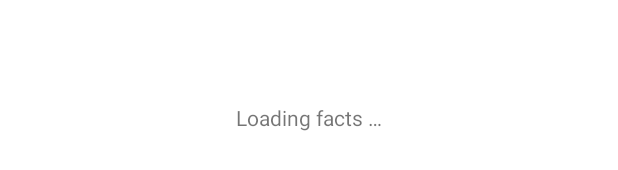
After one commit to sandiparmal/Android-Kotlin-MVVM-DataBinding-Retrofit, an Android app: the layout facts_fragment.xml on its own in the app's theme, with its tools: preview values and no code run, on a phone screen of 412 x 824 dp. The commit adds this screen. Shown: the part 500-670 px from the top of the screen. Run offline under Robolectric (Android 15) with nearby library versions, the phone set to English and light mode, and no system bars.

Commit message:
Added Recyclerview for fact list and Cardview for Fact List item with data binding in layouts

```diff
--- /dev/null
+++ b/app/src/main/res/layout/facts_fragment.xml
@@ -0,0 +1,50 @@
+<?xml version="1.0" encoding="utf-8"?>
+<layout xmlns:android="http://schemas.android.com/apk/res/android"
+    xmlns:app="http://schemas.android.com/apk/res-auto">
+
+    <data>
+
+        <variable
+            name="isLoading"
+            type="boolean" />
+    </data>
+
+    <android.support.v4.widget.SwipeRefreshLayout
+        android:id="@+id/simpleSwipeRefreshLayout"
+        android:layout_width="match_parent"
+        android:layout_height="wrap_content">
+
+        <LinearLayout
+            android:layout_width="match_parent"
+            android:layout_height="match_parent"
+            android:background="@color/cardview_light_background"
+            android:orientation="vertical">
+
+            <TextView
+                android:id="@+id/loading_projects"
+                android:layout_width="match_parent"
+                android:layout_height="match_parent"
+                android:gravity="center_vertical|center_horizontal"
+                android:text="@string/loading_projects"
+                android:textAlignment="center"
+                app:visibleGone="@{isLoading}" />
+
+            <LinearLayout
+                android:layout_width="match_parent"
+                android:layout_height="match_parent"
+                android:background="@color/cardview_light_background"
+                android:orientation="vertical"
+                app:visibleGone="@{!isLoading}">
+
+                <android.support.v7.widget.RecyclerView
+                    android:id="@+id/facts_list"
+                    android:layout_width="match_parent"
+                    android:layout_height="match_parent"
+                    android:contentDescription="@string/facts_list"
+                    app:layoutManager="android.support.v7.widget.LinearLayoutManager" />
+
+            </LinearLayout>
+
+        </LinearLayout>
+    </android.support.v4.widget.SwipeRefreshLayout>
+</layout>
--- a/app/src/main/res/values/colors.xml
+++ b/app/src/main/res/values/colors.xml
@@ -1,6 +1,8 @@
 <?xml version="1.0" encoding="utf-8"?>
 <resources>
-    <color name="colorPrimary">#3F51B5</color>
-    <color name="colorPrimaryDark">#303F9F</color>
-    <color name="colorAccent">#FF4081</color>
+    <color name="colorPrimary">#3F5572</color>
+    <color name="colorPrimaryDark">#3F5572</color>
+    <color name="colorAccent">#D4DCF8</color>
+    <color name="color_title">#0000FF</color>
+    <color name="description_black">#000000</color>
 </resources>
--- a/app/src/main/res/values/strings.xml
+++ b/app/src/main/res/values/strings.xml
@@ -1,3 +1,5 @@
 <resources>
     <string name="app_name">Kotlin MVVM Sample</string>
+    <string name="loading_projects">Loading facts …</string>
+    <string name="facts_list">Facts list</string>
 </resources>
```
Also changed, not shown: app/build.gradle (+10 -3 lines), app/src/main/res/layout/activity_main.xml (+5 -8 lines), app/src/main/res/layout/facts_list_item.xml (added, +84 -0 lines), app/src/main/res/values/dimens.xml (added, +14 -0 lines), build.gradle (+32 -2 lines), gradle/wrapper/gradle-wrapper.properties.
